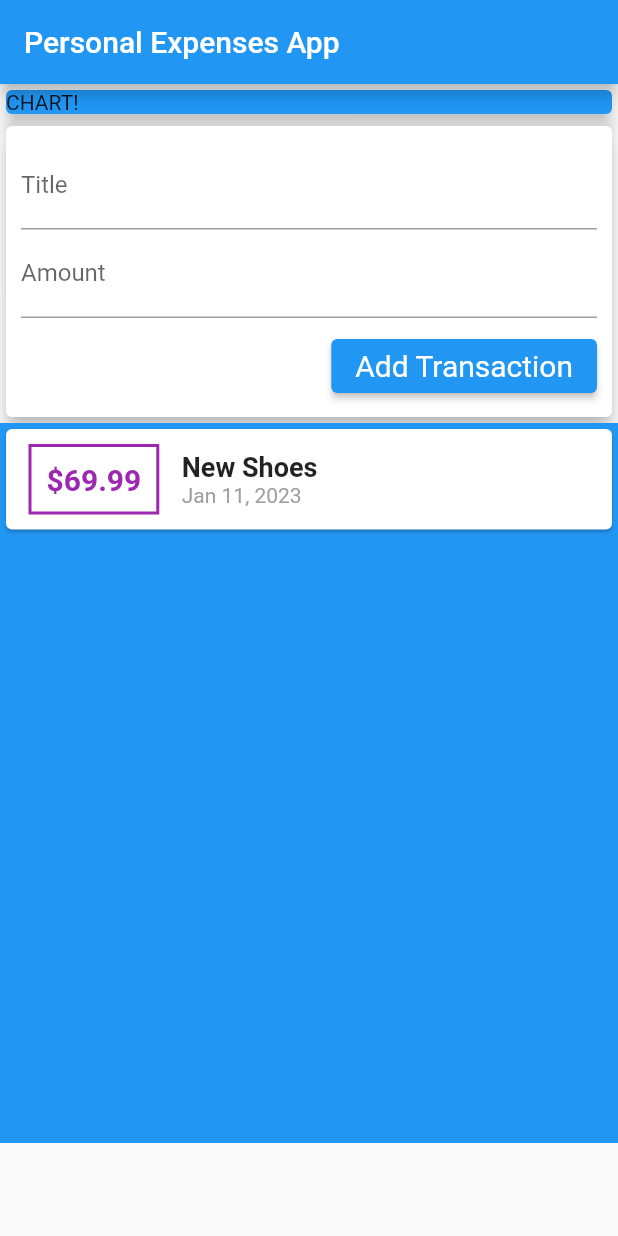
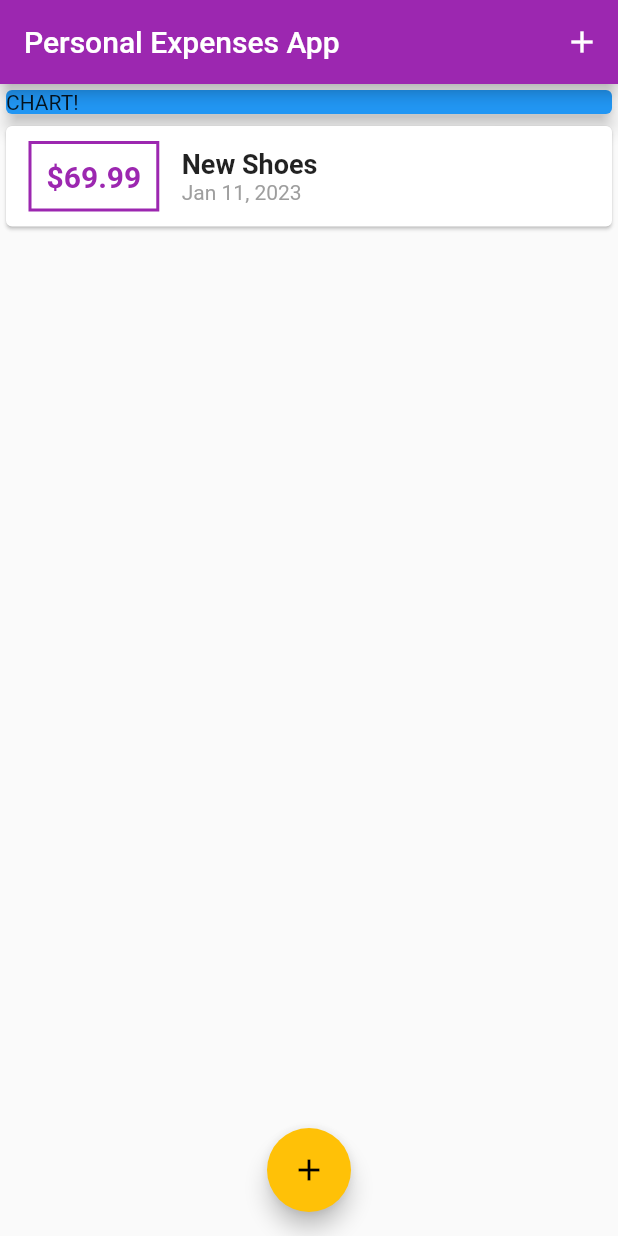
Before and after one commit to muhammad-Osman/personal-expenses-app, a Flutter app: the screen it shows after launch, on a phone screen of 412 x 824 dp. Run offline on Flutter 3.47's test engine with Material 2 defaults, Android fonts, the phone set to English and light mode, and no system bars; our stand-ins replace flutter_screenutil.

Commit message:
theam & custom widgets

```diff
--- a/lib/main.dart
+++ b/lib/main.dart
@@ -1,6 +1,7 @@
 import 'package:flutter/material.dart';
+import 'package:personal_expensis_app/widgets/new_transaction.dart';
+import 'package:personal_expensis_app/widgets/transaction_list.dart';
 import 'models/transaction.dart';
-import './widgets/user_transactions.dart';
 
 void main() => runApp(const MyApp());
 
@@ -11,13 +12,55 @@ class MyApp extends StatelessWidget {
   Widget build(BuildContext context) {
     return MaterialApp(
       title: 'Flutter Demo',
+      theme: ThemeData(
+        primarySwatch: Colors.purple,
+        accentColor: Colors.amber,
+      ),
       home: HomePage(),
     );
   }
 }
 
-class HomePage extends StatelessWidget {
-  final List<Transaction> transaction = [];
+class HomePage extends StatefulWidget {
+  @override
+  State<HomePage> createState() => _HomePageState();
+}
+
+class _HomePageState extends State<HomePage> {
+  final List<Transaction> _userTransaction = [
+    Transaction(
+      id: 't1',
+      title: 'New Shoes',
+      amount: 69.99,
+      date: DateTime.now(),
+    ),
+  ];
+
+  void _addNewTransaction(String title, double amount) {
+    final newTx = Transaction(
+      id: DateTime.now().toString(),
+      title: title,
+      amount: amount,
+      date: DateTime.now(),
+    );
+
+    setState(() {
+      _userTransaction.add(newTx);
+    });
+  }
+
+  void _startAddNewTransaction(BuildContext ctx) {
+    showModalBottomSheet(
+      context: ctx,
+      builder: (_) {
+        return GestureDetector(
+          child: NewTransaction(_addNewTransaction),
+          onTap: () {},
+          behavior: HitTestBehavior.opaque,
+        );
+      },
+    );
+  }
 
   @override
   Widget build(BuildContext context) {
@@ -26,6 +69,12 @@ class HomePage extends StatelessWidget {
         title: const Text(
           "Personal Expenses App",
         ),
+        actions: <Widget>[
+          IconButton(
+            onPressed: () => _startAddNewTransaction(context),
+            icon: const Icon(Icons.add),
+          ),
+        ],
       ),
       body: SingleChildScrollView(
         child: Column(
@@ -41,9 +90,14 @@ class HomePage extends StatelessWidget {
                 ),
               ),
             ),
-            UserTransactions(),
+            TransactionList(_userTransaction),
           ],
         ),
+      ),
+      floatingActionButtonLocation: FloatingActionButtonLocation.centerFloat,
+      floatingActionButton: FloatingActionButton(
+        child: const Icon(Icons.add),
+        onPressed: () => _startAddNewTransaction(context),
       ),
     );
   }
--- a/lib/widgets/transaction_list.dart
+++ b/lib/widgets/transaction_list.dart
@@ -12,7 +12,7 @@ class TransactionList extends StatelessWidget {
   @override
   Widget build(BuildContext context) {
     return Container(
-      color: Colors.blue,
+      // color: Colors.blue,
       height: 480,
       child: ListView.builder(
         itemBuilder: (ctx, index) {
@@ -26,17 +26,17 @@ class TransactionList extends StatelessWidget {
                   ),
                   decoration: BoxDecoration(
                     border: Border.all(
-                      color: Colors.purple,
+                      color: Theme.of(context).primaryColor,
                       width: 2,
                     ),
                   ),
                   padding: EdgeInsets.all(10),
                   child: Text(
-                    '\$${transactions[index].amount}',
+                    '\$${transactions[index].amount.toStringAsFixed(2)}',
                     style: TextStyle(
                       fontWeight: FontWeight.bold,
                       fontSize: 20,
-                      color: Colors.purple,
+                      color: Theme.of(context).primaryColor,
                     ),
                   ),
                 ),
--- a/lib/widgets/user_transactions.dart
+++ /dev/null
@@ -1,43 +0,0 @@
-import 'package:flutter/material.dart';
-import 'package:personal_expensis_app/models/transaction.dart';
-import 'package:personal_expensis_app/widgets/new_transaction.dart';
-import 'package:personal_expensis_app/widgets/transaction_list.dart';
-
-class UserTransactions extends StatefulWidget {
-  @override
-  State<UserTransactions> createState() => _UserTransactionsState();
-}
-
-class _UserTransactionsState extends State<UserTransactions> {
-  final List<Transaction> _userTransaction = [
-    Transaction(
-      id: 't1',
-      title: 'New Shoes',
-      amount: 69.99,
-      date: DateTime.now(),
-    ),
-  ];
-
-  void _addNewTransaction(String title, double amount) {
-    final newTx = Transaction(
-      id: DateTime.now().toString(),
-      title: title,
-      amount: amount,
-      date: DateTime.now(),
-    );
-
-    setState(() {
-      _userTransaction.add(newTx);
-    });
-  }
-
-  @override
-  Widget build(BuildContext context) {
-    return Column(
-      children: <Widget>[
-        NewTransaction(_addNewTransaction),
-        TransactionList(_userTransaction),
-      ],
-    );
-  }
-}
```
Also changed, not shown: lib/widgets/new_transaction.dart (+44 -14 lines), 1 other file.
